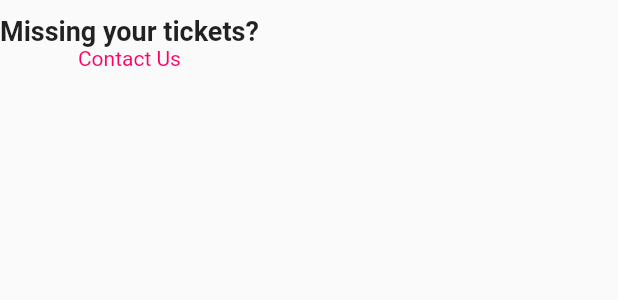
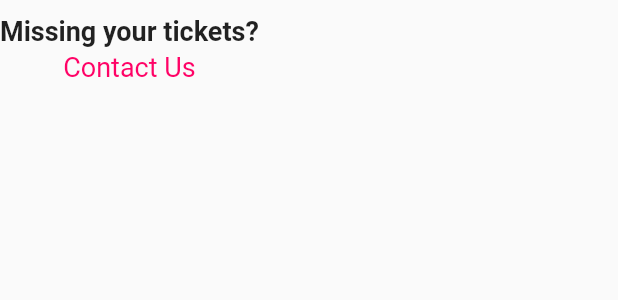
Before and after one commit to cschwalm/foria-mobile-app, a Flutter app: the MissingTicket widget shown alone on an empty page, opened directly, on a phone screen of 412 x 824 dp. Shown: the top 300 px of the screen. Run offline on Flutter 3.47's test engine with Material 2 defaults, Android fonts, the phone set to English and light mode, and no system bars; our stand-ins replace flutter_secure_storage, font_awesome_flutter, image_picker; missing offline and left inert: flutter_auth0, flutter_email_sender, foria_flutter_client, jose; accounts and stored records are empty; Roboto replaces fonts that are missing (Rubik).

Commit message:
Added email dependence Added email contact widget and implemented on passes tab and account tab Add camera, path and path provider dependencies Added camera widget, implementation TBD

```diff
--- a/lib/tabs/my_passes_tab.dart
+++ b/lib/tabs/my_passes_tab.dart
@@ -1,5 +1,6 @@
 import 'package:flutter/material.dart';
 import 'package:foria/providers/ticket_provider.dart';
+import 'package:foria/widgets/contact_support.dart';
 import 'package:provider/provider.dart';
 
 import '../screens/selected_ticket_screen.dart';
@@ -162,11 +163,15 @@ class MissingTicket extends StatelessWidget {
               'Missing your tickets?',
               style: Theme.of(context).textTheme.title,
             ),
-            Text('Contact Us',
-                style: TextStyle(
-                  color: Theme.of(context).primaryColor,
-                  fontSize: 14,
-                )),
+            SizedBox(height: 3,),
+            GestureDetector(
+              child: Text('Contact Us',
+                  style: TextStyle(
+                    color: Theme.of(context).primaryColor,
+                    fontSize: 18,
+                  )),
+              onTap: () {contactSupport();},
+            ),
           ],
         ),
       ),
--- a/pubspec.yaml
+++ b/pubspec.yaml
@@ -28,6 +28,10 @@ dependencies:
   jose: ^0.1.2
   otp: 1.0.1
   provider: ^3.0.0+1
+  flutter_email_sender: ^2.0.3
+  image_picker: ^0.6.0+15
+  path: ^1.6.2
+  path_provider: ^1.1.0
   flutter_auth0:
     git:
       url: https://github.com/devdennysegura/flutter-auth0
```
Also changed, not shown: lib/tabs/account_tab.dart (+3 -4 lines), lib/widgets/contact_support.dart (added, +10 -0 lines), lib/widgets/take_picture.dart (added, +58 -0 lines), pubspec.lock, 2 other files.
